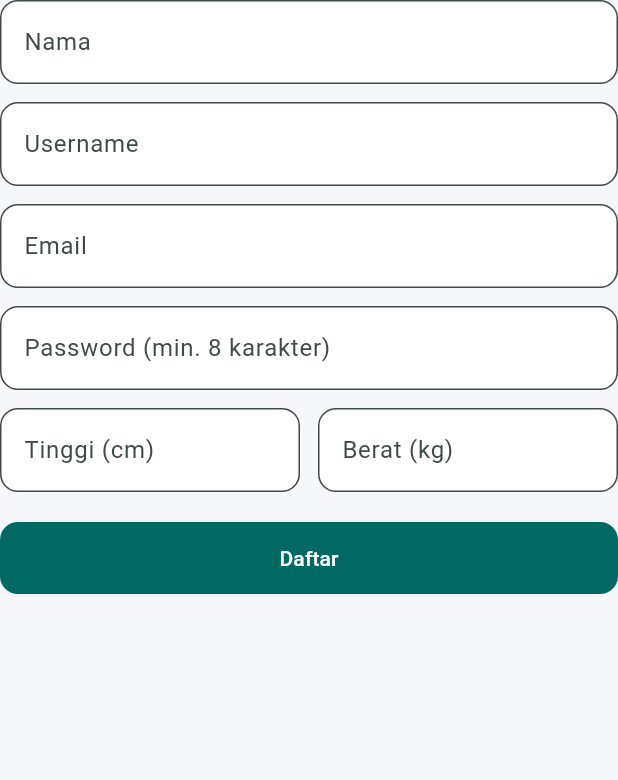
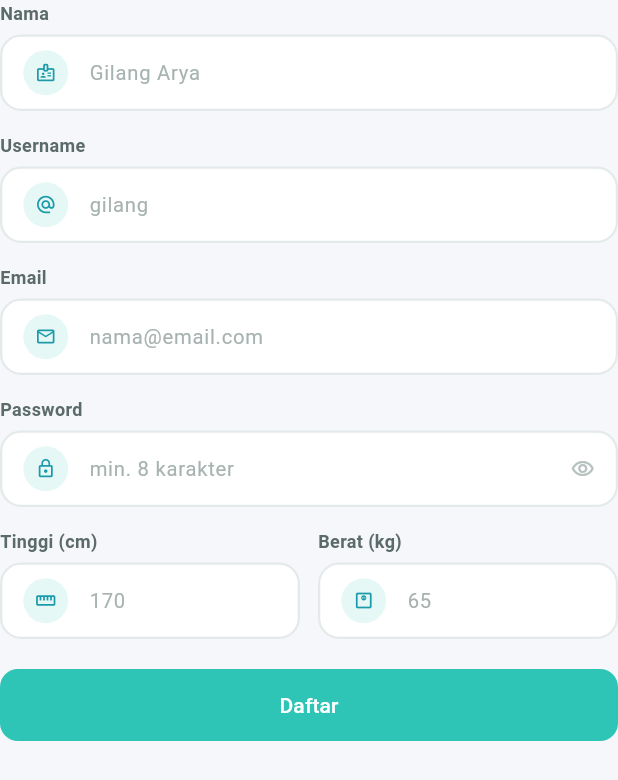
Before and after one commit to gilangaryaleksana/fit_track, a Flutter app: the _RegisterForm widget shown alone on an empty page, opened directly, on a phone screen of 412 x 824 dp. Shown: the top 780 px of the screen. Run offline on Flutter 3.47's test engine with Material 3 defaults, Android fonts, the phone set to English and light mode, and no system bars; our stand-ins replace flutter_map, geolocator, latlong2, permission_handler, shared_preferences, sqflite; missing offline and left inert: flutter_foreground_task; accounts and stored records are empty.

Commit message:
Enhance AuthScreen UI: update padding, add styled icon container, and implement _StyledTextField for form inputs; improve button styles and layout consistency.

```diff
--- a/lib/screens/auth_screen.dart
+++ b/lib/screens/auth_screen.dart
@@ -22,24 +22,49 @@ class _AuthScreenState extends State<AuthScreen> {
       body: SafeArea(
         child: Center(
           child: SingleChildScrollView(
-            padding: const EdgeInsets.all(24),
+            padding: const EdgeInsets.fromLTRB(24, 56, 24, 24),
             child: Column(
               mainAxisSize: MainAxisSize.min,
               children: [
-                const Icon(Icons.fitness_center, size: 48, color: Color(0xFF2EC4B6)),
+                Container(
+                  width: 56,
+                  height: 56,
+                  decoration: BoxDecoration(
+                    gradient: const LinearGradient(
+                      colors: [Color(0xFF2EC4B6), Color(0xFF1B9AAA)],
+                      begin: Alignment.topLeft,
+                      end: Alignment.bottomRight,
+                    ),
+                    borderRadius: BorderRadius.circular(18),
+                    boxShadow: [
+                      BoxShadow(
+                        color: const Color(0xFF2EC4B6).withValues(alpha: 0.4),
+                        blurRadius: 24,
+                        offset: const Offset(0, 12),
+                      ),
+                    ],
+                  ),
+                  child: const Icon(Icons.fitness_center,
+                      color: Colors.white, size: 26),
+                ),
                 const SizedBox(height: 12),
                 Text(
                   _isRegister ? 'Buat Akun FitTrack' : 'Masuk ke FitTrack',
-                  style: const TextStyle(fontSize: 22, fontWeight: FontWeight.bold),
+                  style: const TextStyle(
+                      fontSize: 19, fontWeight: FontWeight.bold),
                 ),
-                const SizedBox(height: 24),
+                const SizedBox(height: 22),
                 if (_isRegister) const _RegisterForm() else const _LoginForm(),
-                const SizedBox(height: 16),
+                const SizedBox(height: 18),
                 TextButton(
                   onPressed: () => setState(() => _isRegister = !_isRegister),
-                  child: Text(_isRegister
-                      ? 'Sudah punya akun? Masuk'
-                      : 'Belum punya akun? Daftar'),
+                  child: Text(
+                    _isRegister
+                        ? 'Sudah punya akun? Masuk'
+                        : 'Belum punya akun? Daftar',
+                    style: const TextStyle(
+                        color: Color(0xFF1B9AAA), fontWeight: FontWeight.w600),
+                  ),
                 ),
               ],
             ),
@@ -84,6 +109,121 @@ Future<void> _enterAppWithServerUser(
   );
 }
 
+/// Field style shared across the app: white rounded box, icon badge,
+/// teal border on focus. Manages its own FocusNode so callers don't need
+/// external boilerplate.
+class _StyledTextField extends StatefulWidget {
+  final TextEditingController controller;
+  final String label;
+  final IconData icon;
+  final String? hint;
+  final bool obscureText;
+  final TextInputType? keyboardType;
+  final String? Function(String?)? validator;
+
+  const _StyledTextField({
+    required this.controller,
+    required this.label,
+    required this.icon,
+    this.hint,
+    this.obscureText = false,
+    this.keyboardType,
+    this.validator,
+  });
+
+  @override
+  State<_StyledTextField> createState() => _StyledTextFieldState();
+}
+
+class _StyledTextFieldState extends State<_StyledTextField> {
+  final _focusNode = FocusNode();
+  late bool _obscured = widget.obscureText;
+
+  @override
+  void initState() {
+    super.initState();
+    _focusNode.addListener(() => setState(() {}));
+  }
+
+  @override
+  void dispose() {
+    _focusNode.dispose();
+    super.dispose();
+  }
+
+  @override
+  Widget build(BuildContext context) {
+    final isFocused = _focusNode.hasFocus;
+    return Column(
+      crossAxisAlignment: CrossAxisAlignment.start,
+      children: [
+        Padding(
+          padding: const EdgeInsets.only(bottom: 6),
+          child: Text(
+            widget.label,
+            style: const TextStyle(
+                fontSize: 12,
+                fontWeight: FontWeight.w600,
+                color: Color(0xFF5B6B69)),
+          ),
+        ),
+        Container(
+          padding: const EdgeInsets.symmetric(horizontal: 14, vertical: 2),
+          decoration: BoxDecoration(
+            color: Colors.white,
+            borderRadius: BorderRadius.circular(14),
+            border: Border.all(
+              color:
+                  isFocused ? const Color(0xFF2EC4B6) : const Color(0xFFE4EAE9),
+              width: 1.5,
+            ),
+          ),
+          child: Row(
+            children: [
+              CircleAvatar(
+                radius: 15,
+                backgroundColor:
+                    const Color(0xFF2EC4B6).withValues(alpha: 0.12),
+                child:
+                    Icon(widget.icon, size: 14, color: const Color(0xFF1B9AAA)),
+              ),
+              const SizedBox(width: 10),
+              Expanded(
+                child: TextFormField(
+                  controller: widget.controller,
+                  focusNode: _focusNode,
+                  obscureText: widget.obscureText && _obscured,
+                  keyboardType: widget.keyboardType,
+                  validator: widget.validator,
+                  style: const TextStyle(fontSize: 13.5),
+                  decoration: InputDecoration(
+                    hintText: widget.hint,
+                    hintStyle: const TextStyle(color: Color(0xFFA7B3B1)),
+                    border: InputBorder.none,
+                    isDense: true,
+                    contentPadding: const EdgeInsets.symmetric(vertical: 12),
+                  ),
+                ),
+              ),
+              if (widget.obscureText)
+                GestureDetector(
+                  onTap: () => setState(() => _obscured = !_obscured),
+                  child: Icon(
+                    _obscured
+                        ? Icons.visibility_outlined
+                        : Icons.visibility_off_outlined,
+                    size: 16,
+                    color: const Color(0xFFB7C2C0),
+                  ),
+                ),
+            ],
+          ),
+        ),
+      ],
+    );
+  }
+}
+
 class _LoginForm extends StatefulWidget {
   const _LoginForm();
 
@@ -111,7 +251,8 @@ class _LoginFormState extends State<_LoginForm> {
         password: _passwordController.text,
       );
       if (!mounted) return;
-      await _enterAppWithServerUser(context, data['user'] as Map<String, dynamic>);
+      await _enterAppWithServerUser(
+          context, data['user'] as Map<String, dynamic>);
     } catch (e) {
       setState(() => _error = e.toString());
     } finally {
@@ -126,30 +267,38 @@ class _LoginFormState extends State<_LoginForm> {
       child: Column(
         crossAxisAlignment: CrossAxisAlignment.stretch,
         children: [
-          TextFormField(
+          _StyledTextField(
             controller: _loginController,
-            decoration: const InputDecoration(labelText: 'Email atau Username'),
+            label: 'Email atau Username',
+            icon: Icons.person_outline,
+            hint: 'gilang',
             validator: (v) => v == null || v.isEmpty ? 'Wajib diisi' : null,
           ),
-          const SizedBox(height: 12),
-          TextFormField(
+          const SizedBox(height: 14),
+          _StyledTextField(
             controller: _passwordController,
-            decoration: const InputDecoration(labelText: 'Password'),
+            label: 'Password',
+            icon: Icons.lock_outline,
+            hint: '••••••••',
             obscureText: true,
             validator: (v) => v == null || v.isEmpty ? 'Wajib diisi' : null,
           ),
           if (_error != null) ...[
             const SizedBox(height: 12),
-            Text(_error!, style: const TextStyle(color: Colors.red, fontSize: 12.5)),
+            Text(_error!,
+                style: const TextStyle(color: Colors.red, fontSize: 12.5)),
           ],
           const SizedBox(height: 20),
           FilledButton(
             onPressed: _submitting ? null : _submit,
+            style: FilledButton.styleFrom(
+                backgroundColor: const Color(0xFF2EC4B6)),
             child: _submitting
                 ? const SizedBox(
                     height: 20,
                     width: 20,
-                    child: CircularProgressIndicator(color: Colors.white, strokeWidth: 2),
+                    child: CircularProgressIndicator(
+                        color: Colors.white, strokeWidth: 2),
                   )
                 : const Text('Masuk'),
           ),
@@ -212,39 +361,50 @@ class _RegisterFormState extends State<_RegisterForm> {
       child: Column(
         crossAxisAlignment: CrossAxisAlignment.stretch,
         children: [
-          TextFormField(
+          _StyledTextField(
             controller: _nameController,
-            decoration: const InputDecoration(labelText: 'Nama'),
+            label: 'Nama',
+            icon: Icons.badge_outlined,
+            hint: 'Gilang Arya',
             validator: (v) => v == null || v.isEmpty ? 'Wajib diisi' : null,
           ),
-          const SizedBox(height: 12),
-          TextFormField(
+          const SizedBox(height: 14),
+          _StyledTextField(
             controller: _usernameController,
-            decoration: const InputDecoration(labelText: 'Username'),
+            label: 'Username',
+            icon: Icons.alternate_email,
+            hint: 'gilang',
             validator: (v) => v == null || v.isEmpty ? 'Wajib diisi' : null,
           ),
-          const SizedBox(height: 12),
-          TextFormField(
+          const SizedBox(height: 14),
+          _StyledTextField(
             controller: _emailController,
-            decoration: const InputDecoration(labelText: 'Email'),
+            label: 'Email',
+            icon: Icons.mail_outline,
+            hint: 'nama@email.com',
             keyboardType: TextInputType.emailAddress,
             validator: (v) => v == null || v.isEmpty ? 'Wajib diisi' : null,
           ),
-          const SizedBox(height: 12),
-          TextFormField(
+          const SizedBox(height: 14),
+          _StyledTextField(
             controller: _passwordController,
-            decoration: const InputDecoration(labelText: 'Password (min. 8 karakter)'),
+            label: 'Password',
+            icon: Icons.lock_outline,
+            hint: 'min. 8 karakter',
             obscureText: true,
             validator: (v) =>
                 v == null || v.length < 8 ? 'Minimal 8 karakter' : null,
           ),
-          const SizedBox(height: 12),
+          const SizedBox(height: 14),
           Row(
+            crossAxisAlignment: CrossAxisAlignment.start,
             children: [
               Expanded(
-                child: TextFormField(
+                child: _StyledTextField(
                   controller: _heightController,
-                  decoration: const InputDecoration(labelText: 'Tinggi (cm)'),
+                  label: 'Tinggi (cm)',
+                  icon: Icons.straighten,
+                  hint: '170',
                   keyboardType: TextInputType.number,
                   validator: (v) =>
                       double.tryParse(v ?? '') == null ? 'Angka' : null,
@@ -252,9 +412,11 @@ class _RegisterFormState extends State<_RegisterForm> {
               ),
               const SizedBox(width: 12),
               Expanded(
-                child: TextFormField(
+                child: _StyledTextField(
                   controller: _weightController,
-                  decoration: const InputDecoration(labelText: 'Berat (kg)'),
+                  label: 'Berat (kg)',
+                  icon: Icons.monitor_weight_outlined,
+                  hint: '65',
                   keyboardType: TextInputType.number,
                   validator: (v) =>
                       double.tryParse(v ?? '') == null ? 'Angka' : null,
@@ -264,16 +426,20 @@ class _RegisterFormState extends State<_RegisterForm> {
           ),
           if (_error != null) ...[
             const SizedBox(height: 12),
-            Text(_error!, style: const TextStyle(color: Colors.red, fontSize: 12.5)),
+            Text(_error!,
+                style: const TextStyle(color: Colors.red, fontSize: 12.5)),
           ],
           const SizedBox(height: 20),
           FilledButton(
             onPressed: _submitting ? null : _submit,
+            style: FilledButton.styleFrom(
+                backgroundColor: const Color(0xFF2EC4B6)),
             child: _submitting
                 ? const SizedBox(
                     height: 20,
                     width: 20,
-                    child: CircularProgressIndicator(color: Colors.white, strokeWidth: 2),
+                    child: CircularProgressIndicator(
+                        color: Colors.white, strokeWidth: 2),
                   )
                 : const Text('Daftar'),
           ),
```
